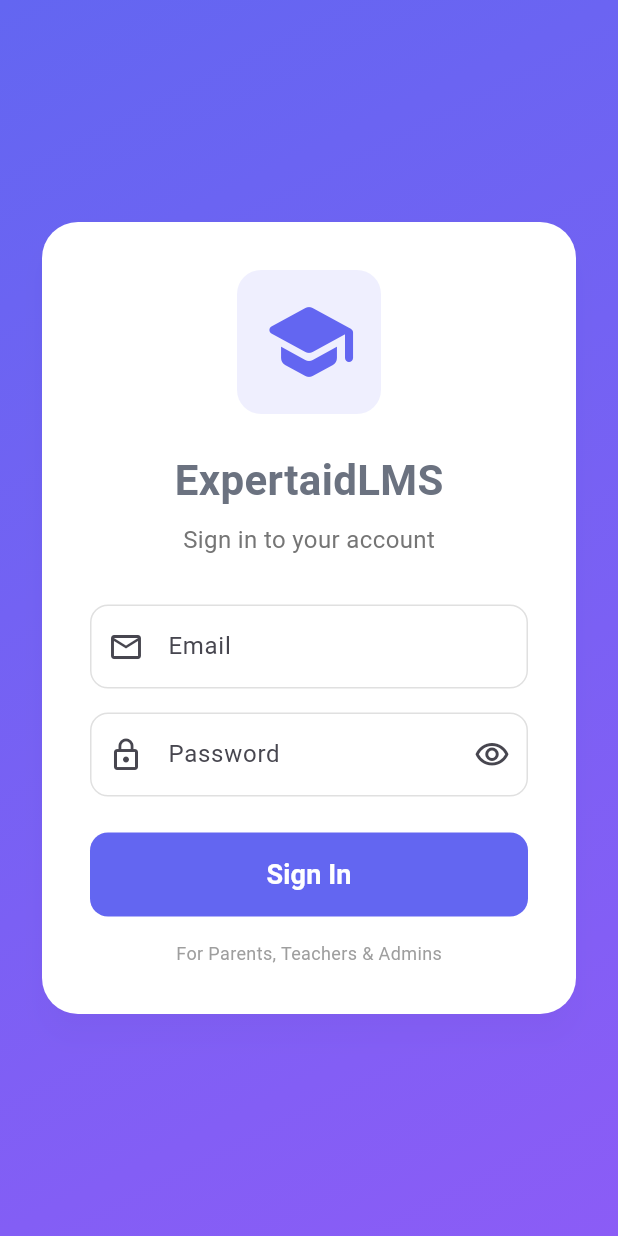
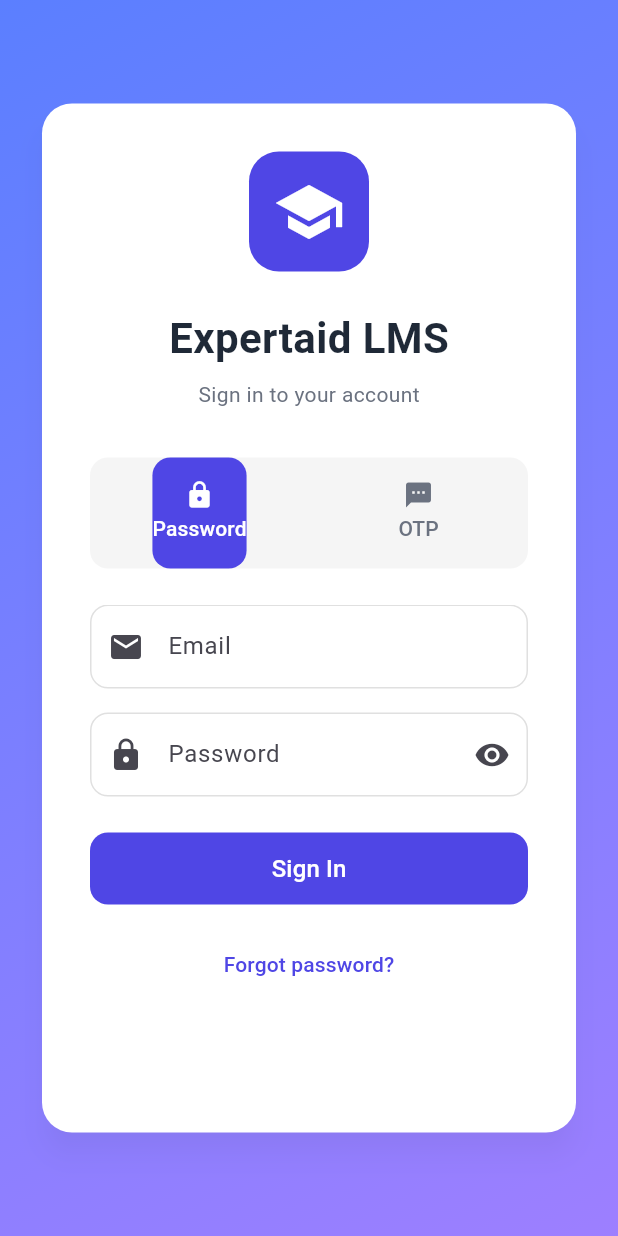
Before and after one commit to ekodecrux/LMS-Mobile, a Flutter app: the screen it shows after launch, on a phone screen of 412 x 824 dp. Run offline on Flutter 3.47's test engine with Material 3 defaults, Android fonts, the phone set to English and light mode, and no system bars; our stand-ins replace flutter_secure_storage, geolocator, shared_preferences.

Commit message:
Add OTP login feature matching expertlms.in with Password and OTP tabs

```diff
--- a/mobile-apps/main_app/lib/screens/common/login_screen.dart
+++ b/mobile-apps/main_app/lib/screens/common/login_screen.dart
@@ -10,21 +10,32 @@ class LoginScreen extends StatefulWidget {
   State<LoginScreen> createState() => _LoginScreenState();
 }
 
-class _LoginScreenState extends State<LoginScreen> {
+class _LoginScreenState extends State<LoginScreen> with SingleTickerProviderStateMixin {
+  late TabController _tabController;
   final _formKey = GlobalKey<FormState>();
   final _emailController = TextEditingController();
   final _passwordController = TextEditingController();
+  final _otpController = TextEditingController();
   bool _isLoading = false;
   bool _obscurePassword = true;
+  bool _otpSent = false;
+
+  @override
+  void initState() {
+    super.initState();
+    _tabController = TabController(length: 2, vsync: this);
+  }
 
   @override
   void dispose() {
+    _tabController.dispose();
     _emailController.dispose();
     _passwordController.dispose();
+    _otpController.dispose();
     super.dispose();
   }
 
-  Future<void> _login() async {
+  Future<void> _loginWithPassword() async {
     if (!_formKey.currentState!.validate()) return;
 
     setState(() => _isLoading = true);
@@ -40,7 +51,6 @@ class _LoginScreenState extends State<LoginScreen> {
       await authService.setUser(result['user'], result['access_token']);
 
       if (mounted) {
-        // Show welcome message with role
         final role = authService.getRoleDisplayName();
         ScaffoldMessenger.of(context).showSnackBar(
           SnackBar(
@@ -68,15 +78,112 @@ class _LoginScreenState extends State<LoginScreen> {
     }
   }
 
+  Future<void> _sendOTP() async {
+    if (_emailController.text.trim().isEmpty) {
+      ScaffoldMessenger.of(context).showSnackBar(
+        const SnackBar(
+          content: Text('Please enter your email'),
+          backgroundColor: Colors.orange,
+        ),
+      );
+      return;
+    }
+
+    setState(() => _isLoading = true);
+
+    try {
+      final apiService = Provider.of<ApiService>(context, listen: false);
+      await apiService.sendOTP(_emailController.text.trim());
+
+      setState(() => _otpSent = true);
+
+      if (mounted) {
+        ScaffoldMessenger.of(context).showSnackBar(
+          const SnackBar(
+            content: Text('OTP sent to your email'),
+            backgroundColor: Colors.green,
+          ),
+        );
+      }
+    } catch (e) {
+      if (mounted) {
+        ScaffoldMessenger.of(context).showSnackBar(
+          SnackBar(
+            content: Text('Failed to send OTP: ${e.toString()}'),
+            backgroundColor: Colors.red,
+          ),
+        );
+      }
+    } finally {
+      if (mounted) {
+        setState(() => _isLoading = false);
+      }
+    }
+  }
+
+  Future<void> _loginWithOTP() async {
+    if (_otpController.text.trim().isEmpty) {
+      ScaffoldMessenger.of(context).showSnackBar(
+        const SnackBar(
+          content: Text('Please enter the OTP'),
+          backgroundColor: Colors.orange,
+        ),
+      );
+      return;
+    }
+
+    setState(() => _isLoading = true);
+
+    try {
+      final apiService = Provider.of<ApiService>(context, listen: false);
+      final result = await apiService.verifyOTP(
+        _emailController.text.trim(),
+        _otpController.text.trim(),
+      );
+
+      final authService = Provider.of<AuthService>(context, listen: false);
+      await authService.setUser(result['user'], result['access_token']);
+
+      if (mounted) {
+        final role = authService.getRoleDisplayName();
+        ScaffoldMessenger.of(context).showSnackBar(
+          SnackBar(
+            content: Text('Welcome back, $role!'),
+            backgroundColor: Colors.green,
+            duration: const Duration(seconds: 2),
+          ),
+        );
+
+        Navigator.pushReplacementNamed(context, '/home');
+      }
+    } catch (e) {
+      if (mounted) {
+        ScaffoldMessenger.of(context).showSnackBar(
+          SnackBar(
+            content: Text('OTP verification failed: ${e.toString()}'),
+            backgroundColor: Colors.red,
+          ),
+        );
+      }
+    } finally {
+      if (mounted) {
+        setState(() => _isLoading = false);
+      }
+    }
+  }
+
   @override
   Widget build(BuildContext context) {
     return Scaffold(
       body: Container(
-        decoration: const BoxDecoration(
+        decoration: BoxDecoration(
           gradient: LinearGradient(
             begin: Alignment.topLeft,
             end: Alignment.bottomRight,
-            colors: [Color(0xFF6366F1), Color(0xFF8B5CF6)],
+            colors: [
+              const Color(0xFF5B7FFF),
+              const Color(0xFF9D7FFF),
+            ],
           ),
         ),
         child: SafeArea(
@@ -85,54 +192,107 @@ class _LoginScreenState extends State<LoginScreen> {
               padding: const EdgeInsets.all(24),
               child: Card(
                 elevation: 8,
+                shadowColor: Colors.black.withOpacity(0.2),
                 shape: RoundedRectangleBorder(
-                  borderRadius: BorderRadius.circular(24),
+                  borderRadius: BorderRadius.circular(20),
                 ),
-                child: Padding(
+                child: Container(
+                  constraints: const BoxConstraints(maxWidth: 400),
                   padding: const EdgeInsets.all(32),
-                  child: Form(
-                    key: _formKey,
                   child: Column(
                     mainAxisSize: MainAxisSize.min,
                     children: [
                       Container(
-                          padding: const EdgeInsets.all(16),
+                        width: 80,
+                        height: 80,
                         decoration: BoxDecoration(
-                            color: const Color(0xFF6366F1).withOpacity(0.1),
-                            borderRadius: BorderRadius.circular(16),
+                          color: const Color(0xFF4F46E5),
+                          borderRadius: BorderRadius.circular(20),
                         ),
                         child: const Icon(
-                            Icons.school_rounded,
-                            size: 64,
-                            color: Color(0xFF6366F1),
+                          Icons.school,
+                          size: 48,
+                          color: Colors.white,
                         ),
                       ),
                       const SizedBox(height: 24),
                       const Text(
-                          'ExpertaidLMS',
+                        'Expertaid LMS',
                         style: TextStyle(
                           fontSize: 28,
                           fontWeight: FontWeight.bold,
+                          color: Color(0xFF1F2937),
                         ),
                       ),
                       const SizedBox(height: 8),
-                        Text(
+                      const Text(
                         'Sign in to your account',
                         style: TextStyle(
-                            fontSize: 16,
-                            color: Colors.grey[600],
+                          fontSize: 14,
+                          color: Color(0xFF6B7280),
                         ),
                       ),
                       const SizedBox(height: 32),
+                      Container(
+                        decoration: BoxDecoration(
+                          color: Colors.grey[100],
+                          borderRadius: BorderRadius.circular(12),
+                        ),
+                        child: TabBar(
+                          controller: _tabController,
+                          indicator: BoxDecoration(
+                            color: const Color(0xFF4F46E5),
+                            borderRadius: BorderRadius.circular(12),
+                          ),
+                          labelColor: Colors.white,
+                          unselectedLabelColor: const Color(0xFF6B7280),
+                          dividerColor: Colors.transparent,
+                          tabs: const [
+                            Tab(
+                              icon: Icon(Icons.lock, size: 20),
+                              text: 'Password',
+                            ),
+                            Tab(
+                              icon: Icon(Icons.sms, size: 20),
+                              text: 'OTP',
+                            ),
+                          ],
+                        ),
+                      ),
+                      const SizedBox(height: 24),
+                      SizedBox(
+                        height: 320,
+                        child: TabBarView(
+                          controller: _tabController,
+                          children: [
+                            _buildPasswordTab(),
+                            _buildOTPTab(),
+                          ],
+                        ),
+                      ),
+                    ],
+                  ),
+                ),
+              ),
+            ),
+          ),
+        ),
+      ),
+    );
+  }
+
+  Widget _buildPasswordTab() {
+    return Form(
+      key: _formKey,
+      child: Column(
+        children: [
           TextFormField(
             controller: _emailController,
             keyboardType: TextInputType.emailAddress,
-                          decoration: InputDecoration(
+            decoration: const InputDecoration(
               labelText: 'Email',
-                            prefixIcon: const Icon(Icons.email_outlined),
-                            border: OutlineInputBorder(
-                              borderRadius: BorderRadius.circular(12),
-                            ),
+              hintText: 'you@example.com',
+              prefixIcon: Icon(Icons.email),
             ),
             validator: (value) {
               if (value == null || value.isEmpty) {
@@ -150,21 +310,15 @@ class _LoginScreenState extends State<LoginScreen> {
             obscureText: _obscurePassword,
             decoration: InputDecoration(
               labelText: 'Password',
-                            prefixIcon: const Icon(Icons.lock_outline),
+              hintText: '••••••••',
+              prefixIcon: const Icon(Icons.lock),
               suffixIcon: IconButton(
                 icon: Icon(
-                                _obscurePassword
-                                    ? Icons.visibility_outlined
-                                    : Icons.visibility_off_outlined,
+                  _obscurePassword ? Icons.visibility : Icons.visibility_off,
                 ),
                 onPressed: () {
-                                setState(() {
-                                  _obscurePassword = !_obscurePassword;
-                                });
+                  setState(() => _obscurePassword = !_obscurePassword);
                 },
-                            ),
-                            border: OutlineInputBorder(
-                              borderRadius: BorderRadius.circular(12),
               ),
             ),
             validator: (value) {
@@ -177,53 +331,115 @@ class _LoginScreenState extends State<LoginScreen> {
           const SizedBox(height: 24),
           SizedBox(
             width: double.infinity,
-                          height: 56,
+            height: 48,
             child: ElevatedButton(
-                            onPressed: _isLoading ? null : _login,
-                            style: ElevatedButton.styleFrom(
-                              backgroundColor: const Color(0xFF6366F1),
-                              foregroundColor: Colors.white,
-                              shape: RoundedRectangleBorder(
-                                borderRadius: BorderRadius.circular(12),
-                              ),
-                            ),
+              onPressed: _isLoading ? null : _loginWithPassword,
               child: _isLoading
                   ? const SizedBox(
-                                    height: 24,
-                                    width: 24,
+                      width: 20,
+                      height: 20,
                       child: CircularProgressIndicator(
                         strokeWidth: 2,
-                                      valueColor: AlwaysStoppedAnimation<Color>(
-                                        Colors.white,
-                                      ),
+                        color: Colors.white,
                       ),
                     )
                   : const Text(
                       'Sign In',
-                                    style: TextStyle(
-                                      fontSize: 18,
-                                      fontWeight: FontWeight.bold,
-                                    ),
+                      style: TextStyle(fontSize: 16),
                     ),
             ),
           ),
           const SizedBox(height: 16),
-                        Text(
-                          'For Parents, Teachers & Admins',
-                          style: TextStyle(
-                            fontSize: 12,
-                            color: Colors.grey[500],
+          TextButton(
+            onPressed: () {
+              ScaffoldMessenger.of(context).showSnackBar(
+                const SnackBar(
+                  content: Text('Password reset feature coming soon'),
+                ),
+              );
+            },
+            child: const Text('Forgot password?'),
+          ),
+        ],
+      ),
+    );
+  }
+
+  Widget _buildOTPTab() {
+    return Column(
+      children: [
+        TextFormField(
+          controller: _emailController,
+          keyboardType: TextInputType.emailAddress,
+          decoration: const InputDecoration(
+            labelText: 'Email',
+            hintText: 'you@example.com',
+            prefixIcon: Icon(Icons.email),
+          ),
+        ),
+        const SizedBox(height: 16),
+        if (_otpSent) ...[
+          TextFormField(
+            controller: _otpController,
+            keyboardType: TextInputType.number,
+            maxLength: 6,
+            decoration: const InputDecoration(
+              labelText: 'OTP',
+              hintText: 'Enter 6-digit OTP',
+              prefixIcon: Icon(Icons.pin),
+              counterText: '',
+            ),
+          ),
+          const SizedBox(height: 24),
+          SizedBox(
+            width: double.infinity,
+            height: 48,
+            child: ElevatedButton(
+              onPressed: _isLoading ? null : _loginWithOTP,
+              child: _isLoading
+                  ? const SizedBox(
+                      width: 20,
+                      height: 20,
+                      child: CircularProgressIndicator(
+                        strokeWidth: 2,
+                        color: Colors.white,
+                      ),
+                    )
+                  : const Text(
+                      'Verify OTP',
+                      style: TextStyle(fontSize: 16),
+                    ),
+            ),
+          ),
+          const SizedBox(height: 16),
+          TextButton(
+            onPressed: _isLoading ? null : _sendOTP,
+            child: const Text('Resend OTP'),
+          ),
+        ] else ...[
+          const SizedBox(height: 24),
+          SizedBox(
+            width: double.infinity,
+            height: 48,
+            child: ElevatedButton(
+              onPressed: _isLoading ? null : _sendOTP,
+              child: _isLoading
+                  ? const SizedBox(
+                      width: 20,
+                      height: 20,
+                      child: CircularProgressIndicator(
+                        strokeWidth: 2,
+                        color: Colors.white,
+                      ),
+                    )
+                  : const Text(
+                      'Send OTP',
+                      style: TextStyle(fontSize: 16),
+                    ),
             ),
           ),
         ],
-                    ),
-                  ),
-                ),
-              ),
-            ),
-          ),
-        ),
-      ),
+      ],
     );
   }
 }
--- a/mobile-apps/main_app/lib/services/api_service.dart
+++ b/mobile-apps/main_app/lib/services/api_service.dart
@@ -27,6 +27,42 @@ class ApiService {
         return json.decode(response.body);
       } else {
         throw Exception('Login failed: ${response.body}');
+      }
+    } catch (e) {
+      throw Exception('Network error: $e');
+    }
+  }
+
+  Future<Map<String, dynamic>> sendOTP(String email) async {
+    try {
+      final response = await http.post(
+        Uri.parse('$baseUrl/auth/send-otp'),
+        headers: {'Content-Type': 'application/json'},
+        body: json.encode({'email': email}),
+      );
+
+      if (response.statusCode == 200) {
+        return json.decode(response.body);
+      } else {
+        throw Exception('Failed to send OTP: ${response.body}');
+      }
+    } catch (e) {
+      throw Exception('Network error: $e');
+    }
+  }
+
+  Future<Map<String, dynamic>> verifyOTP(String email, String otp) async {
+    try {
+      final response = await http.post(
+        Uri.parse('$baseUrl/auth/verify-otp'),
+        headers: {'Content-Type': 'application/json'},
+        body: json.encode({'email': email, 'otp': otp}),
+      );
+
+      if (response.statusCode == 200) {
+        return json.decode(response.body);
+      } else {
+        throw Exception('OTP verification failed: ${response.body}');
       }
     } catch (e) {
       throw Exception('Network error: $e');
```
Lines whose indentation alone changed are shown as unchanged.
